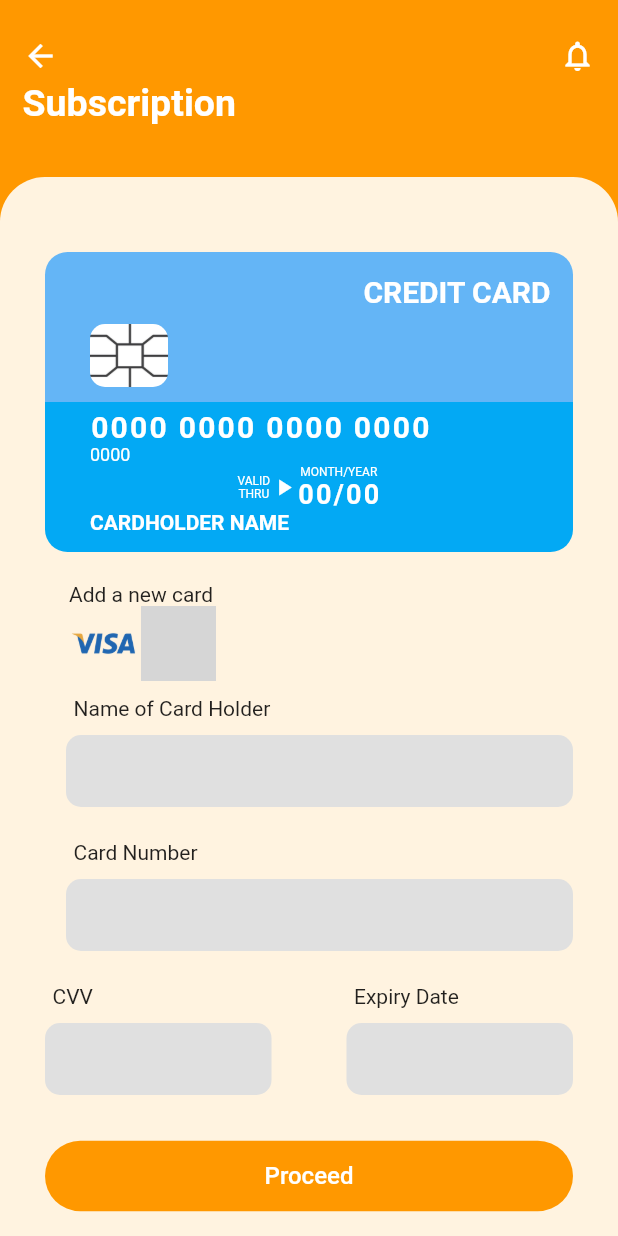
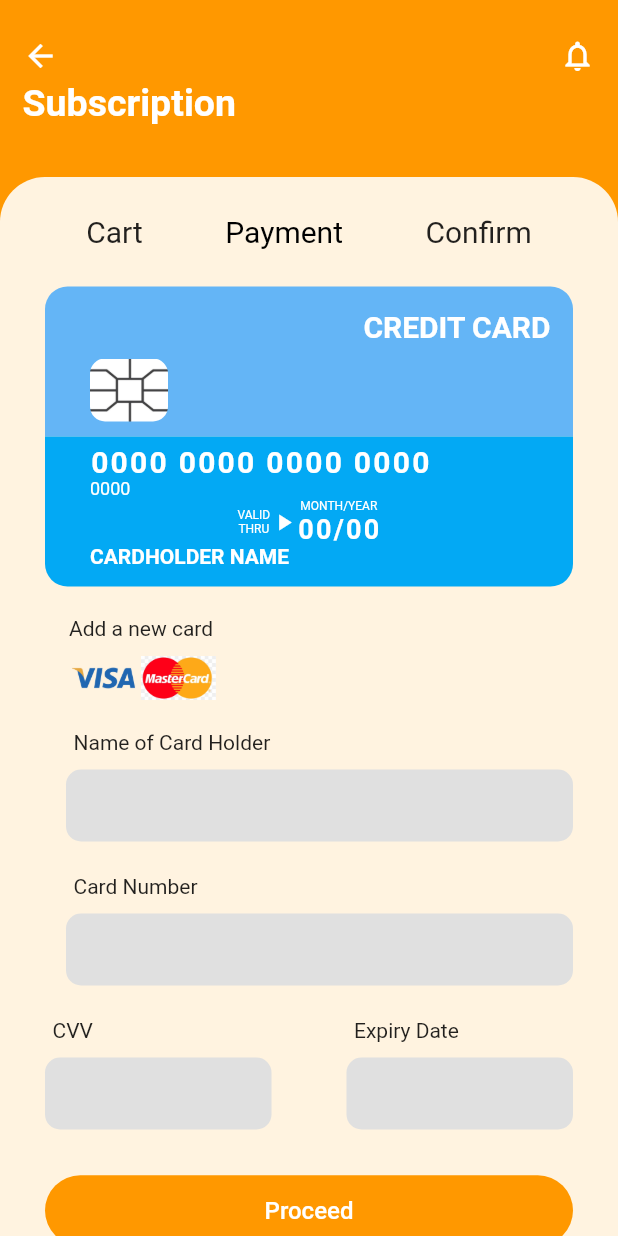
Before and after one commit to PreeminentDeveloper/SelfcareApp, a Flutter app: the Subscription screen opened directly, on a phone screen of 412 x 824 dp. Run offline on Flutter 3.47's test engine with Material 2 defaults, Android fonts, the light colour scheme and no system bars; grey boxes are pictures that could not be loaded.

```diff
--- a/lib/Screens/Pages/subscription.dart
+++ b/lib/Screens/Pages/subscription.dart
@@ -7,6 +7,8 @@ class Subscription extends StatefulWidget {
 }
 
 class _SubscriptionState extends State<Subscription> {
+  bool isClicked = false;
+
   @override
   Widget build(BuildContext context) {
     return Scaffold(
@@ -57,11 +59,56 @@ class _SubscriptionState extends State<Subscription> {
                   child: ListView(
                     children: [
                       Padding(
-                        padding:
-                            EdgeInsets.symmetric(vertical: 50, horizontal: 30),
+                        padding: EdgeInsets.symmetric(horizontal: 30),
                         child: Column(
                           crossAxisAlignment: CrossAxisAlignment.start,
                           children: [
+                            Padding(
+                              padding: const EdgeInsets.symmetric(vertical: 25),
+                              child: Row(
+                                mainAxisAlignment:
+                                    MainAxisAlignment.spaceAround,
+                                children: [
+                                  GestureDetector(
+                                    onTap: () {},
+                                    child: Column(
+                                      children: [
+                                        Text(
+                                          "Cart",
+                                          style: TextStyle(
+                                            fontSize: 20,
+                                          ),
+                                        ),
+                                      ],
+                                    ),
+                                  ),
+                                  GestureDetector(
+                                    onTap: () {
+                                      if (isClicked == false) {
+                                        setState(() {
+                                          isClicked = true;
+                                        });
+                                      }
+                                    },
+                                    child: Text(
+                                      "Payment",
+                                      style: TextStyle(
+                                          fontSize: 20,
+                                          color: isClicked == true
+                                              ? Colors.orange
+                                              : Colors.black),
+                                    ),
+                                  ),
+                                  GestureDetector(
+                                    onTap: () {},
+                                    child: Text(
+                                      "Confirm",
+                                      style: TextStyle(fontSize: 20),
+                                    ),
+                                  ),
+                                ],
+                              ),
+                            ),
                             CustomCreditCard(
                                 cardNumber: "0000 0000 0000 0000",
                                 cvv: "0000",
--- a/lib/Screens/self_care_app.dart
+++ b/lib/Screens/self_care_app.dart
@@ -1,4 +1,5 @@
 import 'package:flutter/material.dart';
+import 'package:selfcareapp/Screens/Pages/forum.dart';
 import 'package:selfcareapp/Screens/Tabs/edit.dart';
 import 'package:selfcareapp/Screens/Tabs/home.dart';
 import 'package:selfcareapp/Screens/Tabs/listing.dart';
@@ -12,7 +13,7 @@ class SelfCareApp extends StatefulWidget {
 class _SelfCareAppState extends State<SelfCareApp> {
   int _currentIndex = 0;
 
-  var tabs = [Home(), Profile(), Listing(), Edit()];
+  var tabs = [Home(), Profile(), Listing(), Forum()];
   @override
   Widget build(BuildContext context) {
     return Scaffold(
@@ -40,7 +41,7 @@ class _SelfCareAppState extends State<SelfCareApp> {
           ),
           BottomNavigationBarItem(
             icon: Icon(Icons.notes),
-            label: "Notes",
+            label: "Library",
             backgroundColor: Colors.orange[50],
           ),
           BottomNavigationBarItem(
```
Also changed, not shown: lib/Screens/Pages/forum.dart (+20 -3 lines), lib/Screens/Tabs/listing.dart (+35 -5 lines), lib/Assets/master_card.png (added).
